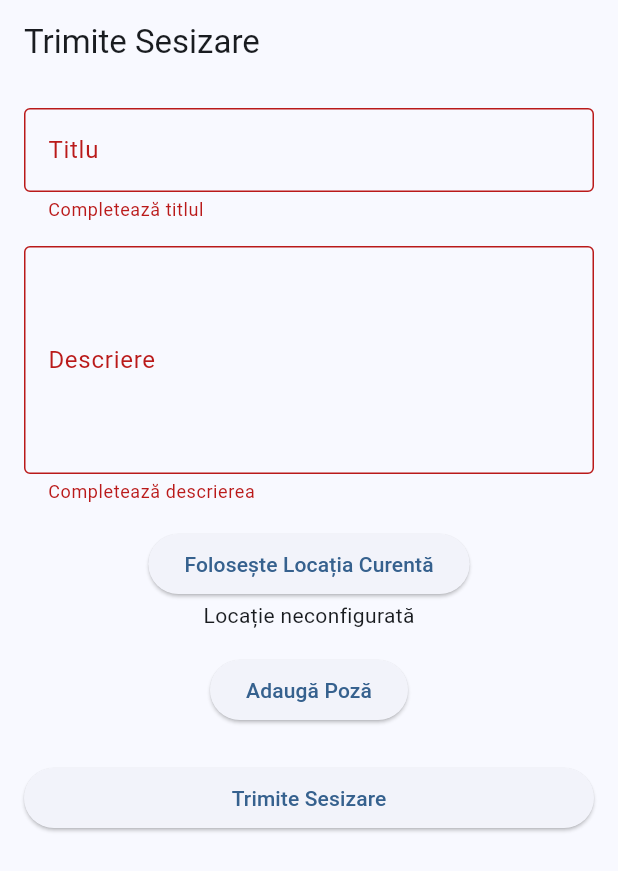
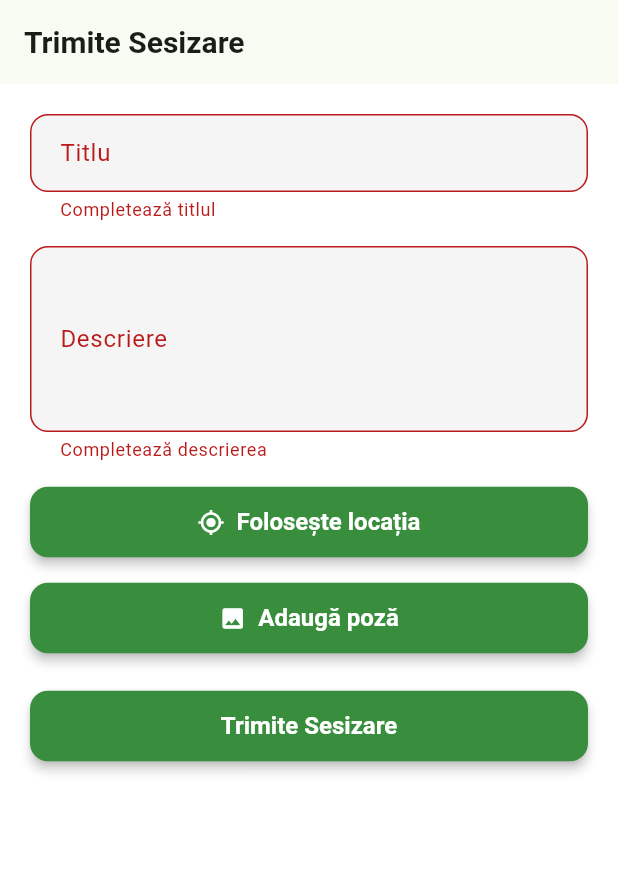
Before and after one commit to Serban-Timofte-EBR/vezi, a Flutter app: the screen it shows after launch, after a tap on "Trimite Sesizare", on a phone screen of 412 x 824 dp. Shown: the top 871 px of the screen. Run offline on Flutter 3.47's test engine with Material 3 defaults, Android fonts, the phone set to English and light mode, and no system bars; our stand-ins replace flutter_riverpod, geolocator, google_fonts, image_picker.

Commit message:
Update form design

```diff
--- /dev/null
+++ b/lib/core/theme/app_theme.dart
@@ -0,0 +1,30 @@
+import 'package:flutter/material.dart';
+
+class AppTheme {
+  static final lightTheme = ThemeData(
+    colorScheme: ColorScheme.fromSeed(seedColor: Colors.green),
+    scaffoldBackgroundColor: Colors.white,
+    fontFamily: 'Roboto',
+    textTheme: const TextTheme(
+      bodyLarge: TextStyle(fontSize: 16),
+      bodyMedium: TextStyle(fontSize: 14),
+      titleLarge: TextStyle(fontSize: 20, fontWeight: FontWeight.bold),
+    ),
+    elevatedButtonTheme: ElevatedButtonThemeData(
+      style: ElevatedButton.styleFrom(
+        backgroundColor: Colors.green.shade700,
+        foregroundColor: Colors.white,
+        shape: RoundedRectangleBorder(borderRadius: BorderRadius.circular(12)),
+        padding: const EdgeInsets.symmetric(vertical: 14, horizontal: 24),
+        textStyle: const TextStyle(fontSize: 16, fontWeight: FontWeight.w600),
+        elevation: 3,
+      ),
+    ),
+    inputDecorationTheme: InputDecorationTheme(
+      border: OutlineInputBorder(borderRadius: BorderRadius.circular(12)),
+      filled: true,
+      fillColor: Colors.grey.shade100,
+      contentPadding: const EdgeInsets.symmetric(vertical: 14, horizontal: 16),
+    ),
+  );
+}
--- /dev/null
+++ b/lib/core/theme/typography.dart
@@ -0,0 +1,6 @@
+import 'package:flutter/material.dart';
+import 'package:google_fonts/google_fonts.dart';
+
+class AppTypography {
+  static TextTheme get textTheme => GoogleFonts.latoTextTheme();
+}
--- a/lib/features/submit_report/presentation/pages/report_form_page.dart
+++ b/lib/features/submit_report/presentation/pages/report_form_page.dart
@@ -1,10 +1,8 @@
 import 'dart:io';
-
 import 'package:flutter/material.dart';
 import 'package:flutter_riverpod/flutter_riverpod.dart';
 import 'package:image_picker/image_picker.dart';
 import 'package:geolocator/geolocator.dart';
-import 'package:app_settings/app_settings.dart';
 import '../providers/report_provider.dart';
 
 class ReportFormPage extends ConsumerStatefulWidget {
@@ -20,13 +18,15 @@ class _ReportFormPageState extends ConsumerState<ReportFormPage> {
   final _descController = TextEditingController();
   final List<File> _selectedImages = [];
 
+  double? _latitude;
+  double? _longitude;
+
   Future<void> _getCurrentLocation() async {
     LocationPermission permission = await Geolocator.checkPermission();
 
     if (permission == LocationPermission.denied) {
       permission = await Geolocator.requestPermission();
       if (permission == LocationPermission.denied) {
-        if (!mounted) return;
         ScaffoldMessenger.of(context).showSnackBar(
           const SnackBar(content: Text('Ai refuzat permisiunea de locație')),
         );
@@ -35,15 +35,10 @@ class _ReportFormPageState extends ConsumerState<ReportFormPage> {
     }
 
     if (permission == LocationPermission.deniedForever) {
-      if (!mounted) return;
       ScaffoldMessenger.of(context).showSnackBar(
-        SnackBar(
-          content: const Text(
-            'Permisiunea locației a fost blocată permanent. Te rog activeaz-o din Settings!',
-          ),
-          action: SnackBarAction(
-            label: 'Deschide',
-            onPressed: () => AppSettings.openAppSettings(),
+        const SnackBar(
+          content: Text(
+            'Permisiunea locației a fost blocată. Activeaz-o manual din setări.',
           ),
         ),
       );
@@ -52,10 +47,10 @@ class _ReportFormPageState extends ConsumerState<ReportFormPage> {
 
     final position = await Geolocator.getCurrentPosition();
 
-    ref.read(locationProvider.notifier).state = (
-      latitude: position.latitude,
-      longitude: position.longitude,
-    );
+    setState(() {
+      _latitude = position.latitude;
+      _longitude = position.longitude;
+    });
   }
 
   Future<void> _pickImage() async {
@@ -78,7 +73,6 @@ class _ReportFormPageState extends ConsumerState<ReportFormPage> {
   @override
   Widget build(BuildContext context) {
     final state = ref.watch(submitReportControllerProvider);
-    final location = ref.watch(locationProvider);
 
     ref.listen(submitReportControllerProvider, (previous, next) {
       if (next.hasError) {
@@ -92,11 +86,9 @@ class _ReportFormPageState extends ConsumerState<ReportFormPage> {
         ).showSnackBar(const SnackBar(content: Text('Sesizare trimisă!')));
         _titleController.clear();
         _descController.clear();
-        ref.read(locationProvider.notifier).state = (
-          latitude: null,
-          longitude: null,
-        );
         setState(() {
+          _latitude = null;
+          _longitude = null;
           _selectedImages.clear();
         });
       }
@@ -105,18 +97,14 @@ class _ReportFormPageState extends ConsumerState<ReportFormPage> {
     return Scaffold(
       appBar: AppBar(title: const Text('Trimite Sesizare')),
       body: Padding(
-        padding: const EdgeInsets.all(16),
-        child: SingleChildScrollView(
+        padding: const EdgeInsets.all(20),
         child: Form(
           key: _formKey,
-            child: Column(
+          child: ListView(
             children: [
               TextFormField(
                 controller: _titleController,
-                  decoration: const InputDecoration(
-                    labelText: 'Titlu',
-                    border: OutlineInputBorder(),
-                  ),
+                decoration: const InputDecoration(labelText: 'Titlu'),
                 validator: (value) => value == null || value.isEmpty
                     ? 'Completează titlul'
                     : null,
@@ -124,56 +112,50 @@ class _ReportFormPageState extends ConsumerState<ReportFormPage> {
               const SizedBox(height: 16),
               TextFormField(
                 controller: _descController,
-                  decoration: const InputDecoration(
-                    labelText: 'Descriere',
-                    border: OutlineInputBorder(),
-                  ),
-                  maxLines: 5,
+                maxLines: 4,
+                decoration: const InputDecoration(labelText: 'Descriere'),
                 validator: (value) => value == null || value.isEmpty
                     ? 'Completează descrierea'
                     : null,
               ),
               const SizedBox(height: 16),
-                ElevatedButton(
+              ElevatedButton.icon(
                 onPressed: _getCurrentLocation,
-                  child: const Text('Folosește Locația Curentă'),
+                icon: const Icon(Icons.my_location),
+                label: const Text('Folosește locația'),
               ),
-                Text(
-                  location.latitude != null && location.longitude != null
-                      ? 'Locație: (${location.latitude}, ${location.longitude})'
-                      : 'Locație neconfigurată',
+              if (_latitude != null && _longitude != null)
+                Padding(
+                  padding: const EdgeInsets.only(top: 8),
+                  child: Text(
+                    'Locație: ($_latitude, $_longitude)',
+                    style: Theme.of(context).textTheme.bodyMedium,
+                  ),
                 ),
               const SizedBox(height: 16),
-                ElevatedButton(
+              ElevatedButton.icon(
                 onPressed: _pickImage,
-                  child: const Text('Adaugă Poză'),
+                icon: const Icon(Icons.image),
+                label: const Text('Adaugă poză'),
               ),
               if (_selectedImages.isNotEmpty) ...[
-                  const SizedBox(height: 8),
+                const SizedBox(height: 12),
                 Wrap(
                   spacing: 8,
                   runSpacing: 8,
-                    children: _selectedImages.map((img) {
-                      return Stack(
-                        alignment: Alignment.topRight,
-                        children: [
-                          Image.file(
-                            img,
+                  children: _selectedImages
+                      .map(
+                        (file) => ClipRRect(
+                          borderRadius: BorderRadius.circular(8),
+                          child: Image.file(
+                            file,
+                            width: 100,
                             height: 100,
-                            width: 100,
                             fit: BoxFit.cover,
                           ),
-                          IconButton(
-                            icon: const Icon(Icons.cancel, color: Colors.red),
-                            onPressed: () {
-                              setState(() {
-                                _selectedImages.remove(img);
-                              });
-                            },
                         ),
-                        ],
-                      );
-                    }).toList(),
+                      )
+                      .toList(),
                 ),
               ],
               const SizedBox(height: 24),
@@ -184,11 +166,10 @@ class _ReportFormPageState extends ConsumerState<ReportFormPage> {
                       ? null
                       : () {
                           if (_formKey.currentState!.validate()) {
-                              if (location.latitude == null ||
-                                  location.longitude == null) {
+                            if (_latitude == null || _longitude == null) {
                               ScaffoldMessenger.of(context).showSnackBar(
                                 const SnackBar(
-                                    content: Text('Te rog setează locația!'),
+                                  content: Text('Te rog setează locația'),
                                 ),
                               );
                               return;
@@ -198,8 +179,8 @@ class _ReportFormPageState extends ConsumerState<ReportFormPage> {
                                 .submit(
                                   title: _titleController.text.trim(),
                                   description: _descController.text.trim(),
-                                    latitude: location.latitude!,
-                                    longitude: location.longitude!,
+                                  latitude: _latitude!,
+                                  longitude: _longitude!,
                                   images: _selectedImages.isNotEmpty
                                       ? _selectedImages
                                       : null,
@@ -215,7 +196,6 @@ class _ReportFormPageState extends ConsumerState<ReportFormPage> {
           ),
         ),
       ),
-      ),
     );
   }
 }
--- a/lib/main.dart
+++ b/lib/main.dart
@@ -1,5 +1,6 @@
 import 'package:flutter/material.dart';
 import 'package:flutter_riverpod/flutter_riverpod.dart';
+import 'package:vezi/core/theme/app_theme.dart';
 import 'features/submit_report/presentation/pages/report_form_page.dart';
 
 void main() {
@@ -12,9 +13,10 @@ class CivicAlertApp extends StatelessWidget {
   @override
   Widget build(BuildContext context) {
     return MaterialApp(
-      title: 'Civic Alert',
-      theme: ThemeData(useMaterial3: true, colorSchemeSeed: Colors.blue),
-      home: ReportFormPage(),
+      title: 'Vezi Civic Alert',
+      debugShowCheckedModeBanner: false,
+      theme: AppTheme.lightTheme,
+      home: const ReportFormPage(),
     );
   }
 }
--- a/pubspec.yaml
+++ b/pubspec.yaml
@@ -39,6 +39,7 @@ dependencies:
   geolocator: ^10.1.0
   http: ^1.2.1
   app_settings: ^5.1.1
+  google_fonts: ^6.2.1
 
 dev_dependencies:
   flutter_test:
```
Also changed, not shown: lib/core/theme/colors.dart (added, +7 -0 lines), lib/core/theme/custom_button.dart (added, +25 -0 lines), lib/core/widgets/image_grid.dart (added, +42 -0 lines), lib/core/widgets/location_card.dart (added, +30 -0 lines). Lines whose indentation alone changed are shown as unchanged.
